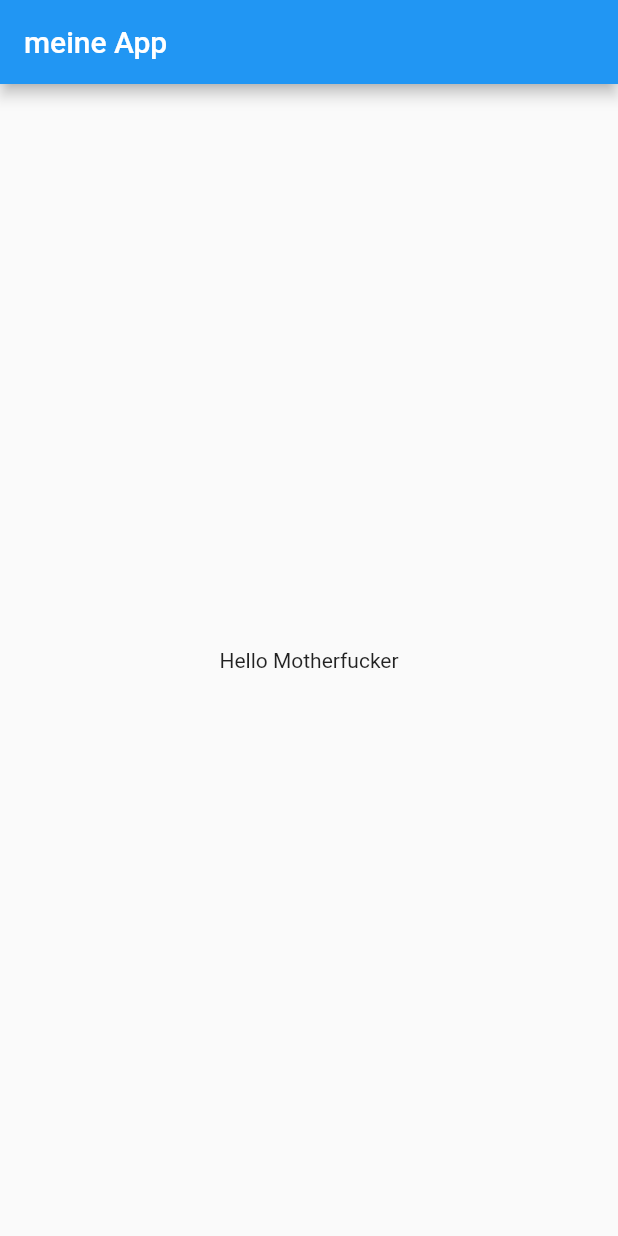
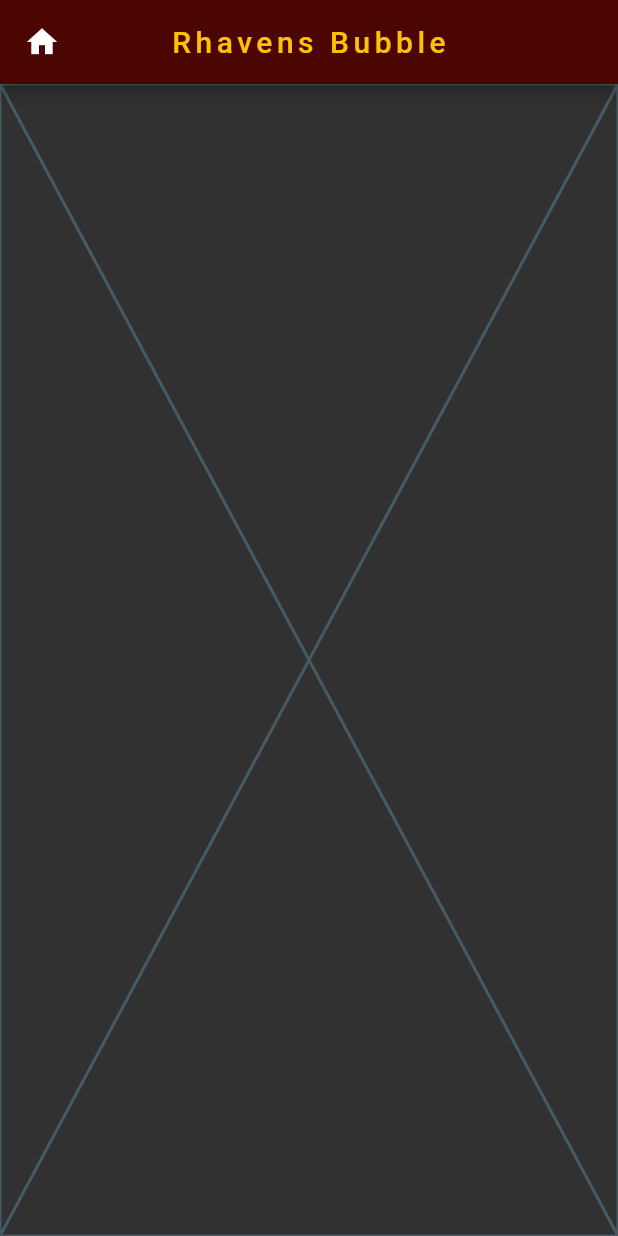
Before and after one commit to e7a-0-e7a/Dart---Flutter, a Flutter app: the screen it shows after launch, on a phone screen of 412 x 824 dp. Run offline on Flutter 3.47's test engine with Material 2 defaults, Android fonts, the phone set to English and light mode, and no system bars; Roboto replaces fonts that are missing (JetBrains Mono).

Commit message:
set bodyPlaceholder + add presentation

```diff
--- a/dart_grundlagen/16_getter_setter.dart
+++ b/dart_grundlagen/16_getter_setter.dart
@@ -1,4 +1,3 @@
-
 void main() {
   Car car1 = Car();
   car1.setColor = "rot";
@@ -7,6 +6,8 @@ void main() {
   car2.setColor = "blau";
 
   String colorFromCar = car1.color;
+
+  print(colorFromCar);
 
   car1.sayColor();
   car2.sayColor();
--- a/dart_grundlagen/17_konstruktor.dart
+++ b/dart_grundlagen/17_konstruktor.dart
@@ -1,6 +1,6 @@
-
 void main() {
   Car car1 = Car(color: "red", ps: 300);
+  print(car1);
 }
 
 class Car {
--- a/dart_grundlagen/7_switch_case.dart
+++ b/dart_grundlagen/7_switch_case.dart
@@ -1,12 +1,10 @@
-
-void main (){
-
+void main() {
   int alter = 16;
   String name = "Hans";
 
   print("vor dem switch");
 
-    switch (name){
+  switch (name) {
     case "Peter":
       print("ich bin Peter");
       break;
@@ -16,5 +14,17 @@ void main (){
     default:
       print("keine ahnung");
   }
+
+  switch (alter) {
+    case 15:
+      print("15");
+      break;
+    case 17:
+      print("17");
+      break;
+    default:
+      print("keine ahnung");
+  }
+
   print("nach dem switch");
 }
--- a/flutter_grundlagen/lib/main.dart
+++ b/flutter_grundlagen/lib/main.dart
@@ -1,23 +1,16 @@
 import 'package:flutter/material.dart';
+import 'package:fluttergrundlagen/presentation/widgets_examples/widgeds_examples_page.dart';
 
 void main() {
   runApp(const MyApp());
 }
 
 class MyApp extends StatelessWidget {
-  const MyApp({super.key});
+  const MyApp({Key? key}) : super(key: key);
 
   @override
   Widget build(BuildContext context) {
-    return MaterialApp(
-      home: Scaffold(
-        appBar: AppBar(
-          title: const Text("meine App"),
-        ),
-        body: const Center(
-          child: Text("Hello Motherfucker"),
-        ),
-      ),
-    );
+    return const MaterialApp(
+        debugShowCheckedModeBanner: false, home: WidgetsExamplesPage());
   }
 }
--- /dev/null
+++ b/flutter_grundlagen/lib/presentation/widgets_examples/widgeds_examples_page.dart
@@ -0,0 +1,25 @@
+import 'package:flutter/material.dart';
+
+class WidgetsExamplesPage extends StatelessWidget {
+  const WidgetsExamplesPage({Key? key}) : super(key: key);
+
+  @override
+  Widget build(BuildContext context) {
+    return Scaffold(
+        backgroundColor: const Color.fromARGB(255, 49, 49, 49),
+        appBar: AppBar(
+          leading: const Icon(Icons.home_sharp),
+          centerTitle: true,
+          backgroundColor: const Color.fromARGB(255, 75, 6, 1),
+          titleTextStyle: const TextStyle(
+              color: Colors.amber,
+              fontSize: 20,
+              fontWeight: FontWeight.w500,
+              fontFamily: "JetBrains Mono",
+              fontStyle: FontStyle.normal,
+              letterSpacing: 3),
+          title: const Text("Rhavens Bubble"),
+        ),
+        body: const Placeholder());
+  }
+}
```
Lines whose indentation alone changed are shown as unchanged.
